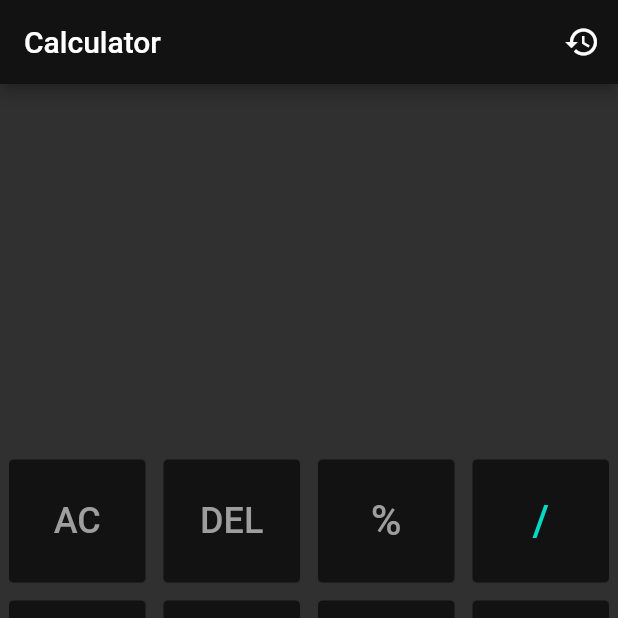
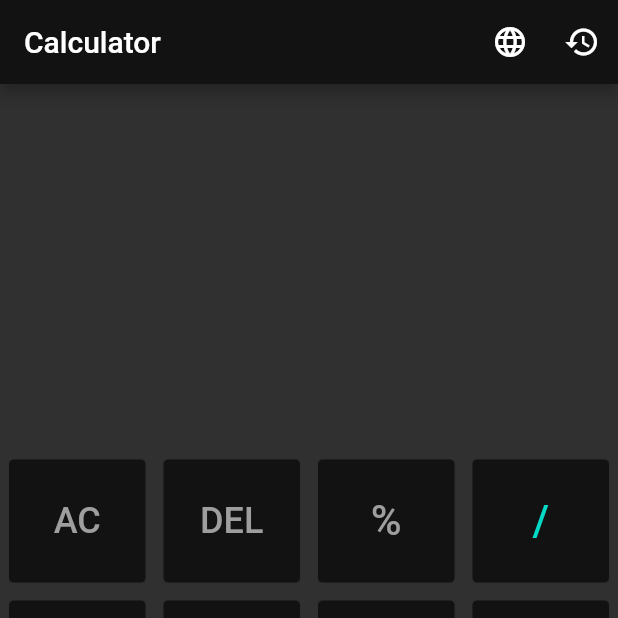
Before and after one commit to pureduck2/calculator, a Flutter app: the screen it shows after launch, on a phone screen of 412 x 824 dp, the top half of it. Run offline on Flutter 3.47's test engine with Material 2 defaults, Android fonts, the phone set to English and light mode, and no system bars; our stand-ins replace fluttertoast, math_expressions, shared_preferences; generated files the repository leaves out were written again.

Commit message:
Add button to change language

```diff
--- a/lib/app.dart
+++ b/lib/app.dart
@@ -4,8 +4,31 @@ import 'package:flutter_localizations/flutter_localizations.dart';
 import 'screens/calculator.dart';
 import 'package:flutter_gen/gen_l10n/app_localizations.dart';
 
-class MyApp extends StatelessWidget {
+class MyApp extends StatefulWidget {
   const MyApp({super.key});
+
+  @override
+  _MyAppState createState() => _MyAppState();
+
+  static _MyAppState? of(BuildContext context) => context.findAncestorStateOfType<_MyAppState>();
+}
+
+class _MyAppState extends State<MyApp> {
+  Locale? locale;
+
+  void setLocale(Locale value) {
+    setState(() {
+      locale = value;
+    });
+  }
+
+  void toggleLocale() {
+    if (locale?.languageCode == 'pl') {
+      setLocale(const Locale('en', ''));
+    } else if (locale?.languageCode == 'en') {
+      setLocale(const Locale('pl', ''));
+    }
+  }
 
   @override
   Widget build(BuildContext context) {
@@ -21,6 +44,7 @@ class MyApp extends StatelessWidget {
         Locale('en', ''),
         Locale('pl', '')
       ],
+      locale: locale,
       title: 'Calculator',
       theme: ThemeData.light().copyWith(
           colorScheme: const ColorScheme.light()
--- a/lib/screens/calculator.dart
+++ b/lib/screens/calculator.dart
@@ -1,5 +1,6 @@
 import 'dart:convert';
 
+import 'package:calculator/app.dart';
 import 'package:calculator/historyitem.dart';
 import 'package:calculator/widgets/button.dart';
 import 'package:flutter/material.dart';
@@ -130,8 +131,7 @@ class _CalculatorState extends State<Calculator> {
         if (isSymbol(getLast(equation))) {
           Fluttertoast.showToast(
               msg: AppLocalizations.of(context)!.incorrectFormatUsed,
-            backgroundColor: Colors.transparent
-          );
+              backgroundColor: Colors.transparent);
         }
         Expression exp = p.parse(equation);
         ContextModel cm = ContextModel();
@@ -199,9 +199,16 @@ class _CalculatorState extends State<Calculator> {
           actions: [
             IconButton(
                 onPressed: () {
+                  MyApp.of(context)!.toggleLocale();
+                },
+                icon: const Icon(Icons.language)
+            ),
+            IconButton(
+                onPressed: () {
                   Navigator.pushNamed(context, '/history');
                 },
-              icon: const Icon(Icons.history))
+                icon: const Icon(Icons.history)
+            ),
           ],
         ),
         body: SafeArea(
@@ -211,7 +218,9 @@ class _CalculatorState extends State<Calculator> {
           children: <Widget>[
             Column(
               children: <Widget>[
-                Equation(text: secondEquation, color: Theme.of(context).colorScheme.secondary),
+                Equation(
+                    text: secondEquation,
+                    color: Theme.of(context).colorScheme.secondary),
                 Equation(text: mainEquation, fontSize: 72),
               ],
             ),
@@ -225,8 +234,6 @@ class _CalculatorState extends State<Calculator> {
               ],
             )
           ],
-        )
-      )
-    );
+        )));
   }
 }
```
Lines whose indentation alone changed are shown as unchanged.
